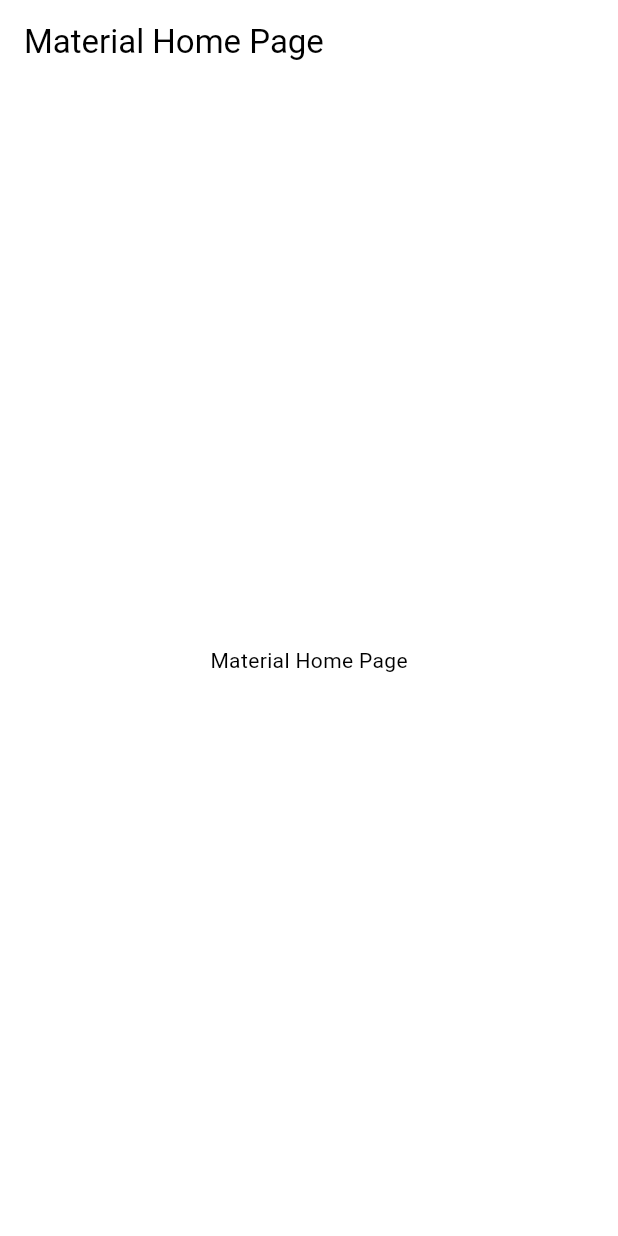
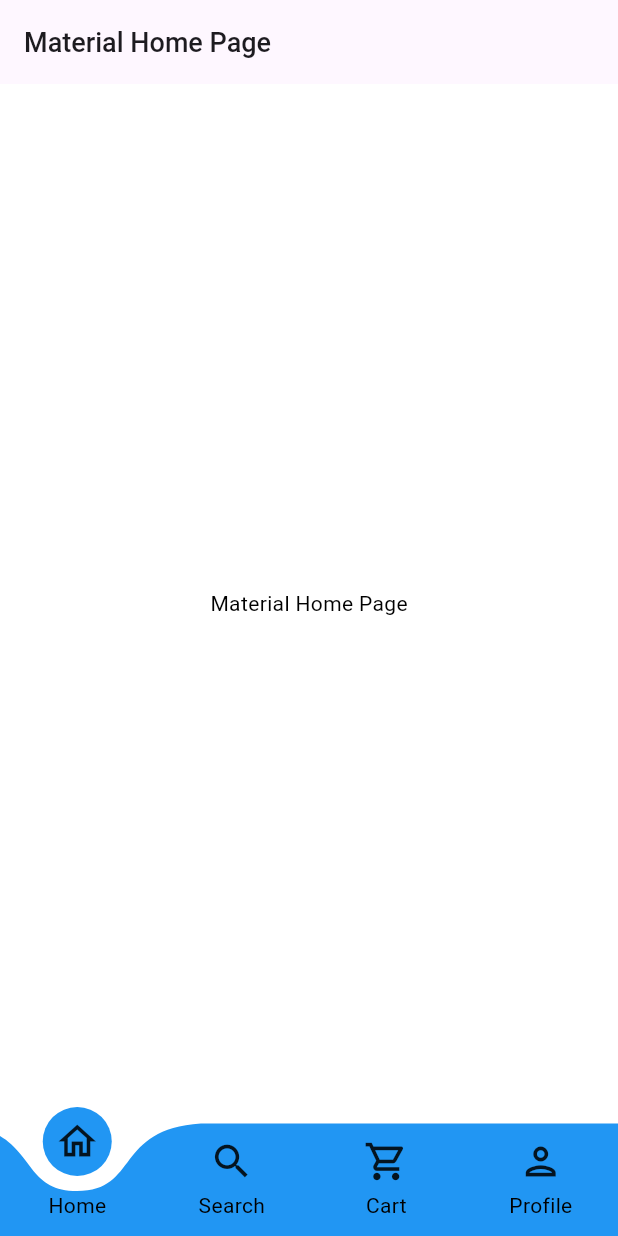
Before and after one commit to itzsaad09/CyberCart-Tech-Store-Project-Flutter, a Flutter app: the screen it shows after launch, on a phone screen of 412 x 824 dp. Run offline on Flutter 3.47's test engine with Material 3 defaults, Android fonts, the phone set to English and light mode, and no system bars; drawn by our look-alikes of curved_labeled_navigation_bar.

Commit message:
Add Nav Bar

```diff
--- a/lib/main.dart
+++ b/lib/main.dart
@@ -1,9 +1,8 @@
 import 'package:cybercart/screens/splash_screen.dart';
-import 'package:cybercart/theme/dark.dart';
-import 'package:cybercart/theme/light.dart';
+import 'package:cybercart/theme/app_theme.dart';
 import 'package:flutter/material.dart';
 // import 'package:flutter/cupertino.dart';
-import 'pages/home.dart';
+// import 'pages/home.dart';
 
 void main() {
   runApp(CyberCart());
@@ -15,8 +14,9 @@ class CyberCart extends StatelessWidget {
   Widget build (BuildContext context) {
     return MaterialApp(
       debugShowCheckedModeBanner: false,
-      theme: lightTheme,
-      darkTheme: darkTheme,
+      themeMode: ThemeMode.system,
+      theme: AppTheme.lightTheme,
+      darkTheme: AppTheme.darkTheme,
       home: SplashScreen(),
     );
   }
--- a/lib/screens/splash_screen.dart
+++ b/lib/screens/splash_screen.dart
@@ -1,5 +1,6 @@
 import 'dart:async';
-import 'package:cybercart/pages/home.dart';
+// import 'package:cybercart/pages/home.dart';
+import 'package:cybercart/utils/nav_bar.dart';
 import 'package:flutter/material.dart';
 
 class SplashScreen extends StatefulWidget {
@@ -18,7 +19,7 @@ class _SplashScreenState extends State<SplashScreen> {
       Navigator.pushReplacement(
         context,
         MaterialPageRoute(
-          builder: (context) => MaterialHomePage(),
+          builder: (context) => NavigationMenu(),
         ),
       );
     });
--- /dev/null
+++ b/lib/theme/app_theme.dart
@@ -0,0 +1,22 @@
+import 'package:cybercart/theme/text_theme.dart';
+import 'package:flutter/material.dart';
+
+class AppTheme {
+  AppTheme._();
+
+  static ThemeData lightTheme = ThemeData(
+    useMaterial3: true,
+    brightness: Brightness.light,
+    primaryColor: Colors.blue,
+    scaffoldBackgroundColor: Colors.white,
+    textTheme: AppTextTheme.lightTextTheme
+  );
+
+  static ThemeData darkTheme = ThemeData(
+    useMaterial3: true,
+    brightness: Brightness.dark,
+    primaryColor: Colors.blue,
+    scaffoldBackgroundColor: Colors.black,
+    textTheme: AppTextTheme.darkTextTheme
+  );
+}
--- a/lib/theme/dark.dart
+++ /dev/null
@@ -1,10 +0,0 @@
-import 'package:flutter/material.dart';
-
-ThemeData darkTheme = ThemeData(
-  brightness: Brightness.dark,
-  colorScheme: ColorScheme.dark(
-    surface: Colors.black,
-    primary: Colors.grey[900]!,
-    secondary: Colors.grey[800]!,
-  )
-);
--- a/lib/theme/light.dart
+++ /dev/null
@@ -1,10 +0,0 @@
-import 'package:flutter/material.dart';
-
-ThemeData lightTheme = ThemeData(
-  brightness: Brightness.light,
-  colorScheme: ColorScheme.light(
-    surface: Colors.white,
-    primary: Colors.grey[900]!,
-    secondary: Colors.grey[800]!,
-  )
-);
--- /dev/null
+++ b/lib/theme/text_theme.dart
@@ -0,0 +1,137 @@
+import 'package:flutter/material.dart';
+
+class AppTextTheme {
+  AppTextTheme._();
+
+  static TextTheme lightTextTheme = TextTheme(
+    bodyLarge: TextStyle().copyWith(
+      fontSize: 16.0,
+      fontWeight: FontWeight.normal,
+      color: Colors.black,
+    ),
+    bodyMedium: TextStyle().copyWith(
+      fontSize: 14.0,
+      fontWeight: FontWeight.normal,
+      color: Colors.black,
+    ),
+    bodySmall: TextStyle().copyWith(
+      fontSize: 12.0,
+      fontWeight: FontWeight.normal,
+      color: Colors.black.withOpacity(0.5),
+    ),
+
+    headlineLarge: TextStyle().copyWith(
+      fontSize: 32.0,
+      fontWeight: FontWeight.bold,
+      color: Colors.black,
+    ),
+    headlineMedium: TextStyle().copyWith(
+      fontSize: 24.0,
+      fontWeight: FontWeight.w600,
+      color: Colors.black,
+    ),
+    headlineSmall: TextStyle().copyWith(
+      fontSize: 20.0,
+      fontWeight: FontWeight.w500,
+      color: Colors.black,
+    ),
+
+    titleLarge: TextStyle().copyWith(
+      fontSize: 18.0,
+      fontWeight: FontWeight.w500,
+      color: Colors.black,
+    ),
+    titleMedium: TextStyle().copyWith(
+      fontSize: 16.0,
+      fontWeight: FontWeight.w400,
+      color: Colors.black,
+    ),
+    titleSmall: TextStyle().copyWith(
+      fontSize: 14.0,
+      fontWeight: FontWeight.w400,
+      color: Colors.black,
+    ),
+
+    labelLarge: TextStyle().copyWith(
+      fontSize: 14.0,
+      fontWeight: FontWeight.w500,
+      color: Colors.black,
+    ),
+    labelMedium: TextStyle().copyWith(
+      fontSize: 12.0,
+      fontWeight: FontWeight.w400,
+      color: Colors.black,
+    ),
+    labelSmall: TextStyle().copyWith(
+      fontSize: 10.0,
+      fontWeight: FontWeight.w400,
+      color: Colors.black,
+    ),
+  );
+
+  static TextTheme darkTextTheme = TextTheme(
+    bodyLarge: TextStyle().copyWith(
+      fontSize: 16.0,
+      fontWeight: FontWeight.normal,
+      color: Colors.white,
+    ),
+    bodyMedium: TextStyle().copyWith(
+      fontSize: 14.0,
+      fontWeight: FontWeight.normal,
+      color: Colors.white,
+    ),
+    bodySmall: TextStyle().copyWith(
+      fontSize: 12.0,
+      fontWeight: FontWeight.normal,
+      color: Colors.white.withOpacity(0.5),
+    ),
+
+    headlineLarge: TextStyle().copyWith(
+      fontSize: 32.0,
+      fontWeight: FontWeight.bold,
+      color: Colors.white,
+    ),
+    headlineMedium: TextStyle().copyWith(
+      fontSize: 24.0,
+      fontWeight: FontWeight.w600,
+      color: Colors.white,
+    ),
+    headlineSmall: TextStyle().copyWith(
+      fontSize: 20.0,
+      fontWeight: FontWeight.w500,
+      color: Colors.white,
+    ),
+
+    titleLarge: TextStyle().copyWith(
+      fontSize: 18.0,
+      fontWeight: FontWeight.w500,
+      color: Colors.white,
+    ),
+    titleMedium: TextStyle().copyWith(
+      fontSize: 16.0,
+      fontWeight: FontWeight.w400,
+      color: Colors.white,
+    ),
+    titleSmall: TextStyle().copyWith(
+      fontSize: 14.0,
+      fontWeight: FontWeight.w400,
+      color: Colors.white,
+    ),
+
+    labelLarge: TextStyle().copyWith(
+      fontSize: 14.0,
+      fontWeight: FontWeight.w500,
+      color: Colors.white,
+    ),
+    labelMedium: TextStyle().copyWith(
+      fontSize: 12.0,
+      fontWeight: FontWeight.w400,
+      color: Colors.white,
+    ),
+    labelSmall: TextStyle().copyWith(
+      fontSize: 10.0,
+      fontWeight: FontWeight.w400,
+      color: Colors.white,
+    )
+  );
+}
--- /dev/null
+++ b/lib/utils/nav_bar.dart
@@ -0,0 +1,75 @@
+import 'package:cybercart/pages/home.dart';
+import 'package:flutter/material.dart';
+import 'package:curved_labeled_navigation_bar/curved_navigation_bar.dart';
+import 'package:curved_labeled_navigation_bar/curved_navigation_bar_item.dart';
+
+class NavigationMenu extends StatefulWidget {
+  const NavigationMenu({super.key});
+
+  @override
+  State<NavigationMenu> createState() => _NavigationMenuState();
+}
+
+class _NavigationMenuState extends State<NavigationMenu> {
+  int _selectedIndex = 0;
+
+  final GlobalKey<CurvedNavigationBarState> _bottomNavigationKey = GlobalKey();
+
+  final List<Widget> _screens = const [
+    MaterialHomePage(),
+
+    Text('Explore/Search View'),
+
+    Text('Cart View'),
+
+    Text('Profile View'),
+  ];
+
+  @override
+  Widget build(BuildContext context) {
+    final Color barColor = Theme.of(context).primaryColor;
+
+    return Scaffold(
+      body: SafeArea(
+        child: Center(
+          child: _screens.elementAt(_selectedIndex),
+        ),
+      ),
+
+      bottomNavigationBar: CurvedNavigationBar(
+        key: _bottomNavigationKey,
+        index: _selectedIndex,
+        height: 75.0,
+        items: [
+          CurvedNavigationBarItem(
+            child: Icon(Icons.home_outlined, size: 30),
+            label: 'Home',
+          ),
+          CurvedNavigationBarItem(
+            child: Icon(Icons.search_outlined, size: 30),
+            label: 'Search',
+          ),
+          CurvedNavigationBarItem(
+            child: Icon(Icons.shopping_cart_outlined, size: 30),
+            label: 'Cart',
+          ),
+          CurvedNavigationBarItem(
+            child: Icon(Icons.person_outlined, size: 30),
+            label: 'Profile',
+          ),
+        ],
+        color: barColor,
+        buttonBackgroundColor: barColor,
+        backgroundColor: Colors.transparent,
+        animationCurve: Curves.easeInOut,
+        animationDuration: const Duration(milliseconds: 300),
+
+        onTap: (index) {
+          setState(() {
+            _selectedIndex = index;
+          });
+        },
+      ),
+    );
+  }
+}
--- a/pubspec.yaml
+++ b/pubspec.yaml
@@ -35,6 +35,9 @@ dependencies:
   # Use with the CupertinoIcons class for iOS style icons.
   cupertino_icons: ^1.0.8
 
+  curved_navigation_bar: ^1.0.6
+  curved_labeled_navigation_bar: ^2.0.6
+
 dev_dependencies:
   flutter_test:
     sdk: flutter
@@ -44,7 +47,7 @@ dev_dependencies:
   # activated in the `analysis_options.yaml` file located at the root of your
   # package. See that file for information about deactivating specific lint
   # rules and activating additional ones.
-  flutter_lints: ^5.0.0
+  flutter_lints: ^6.0.0
 
 # For information on the generic Dart part of this file, see the
 # following page: https://dart.dev/tools/pub/pubspec
```
Also changed, not shown: pubspec.lock.
